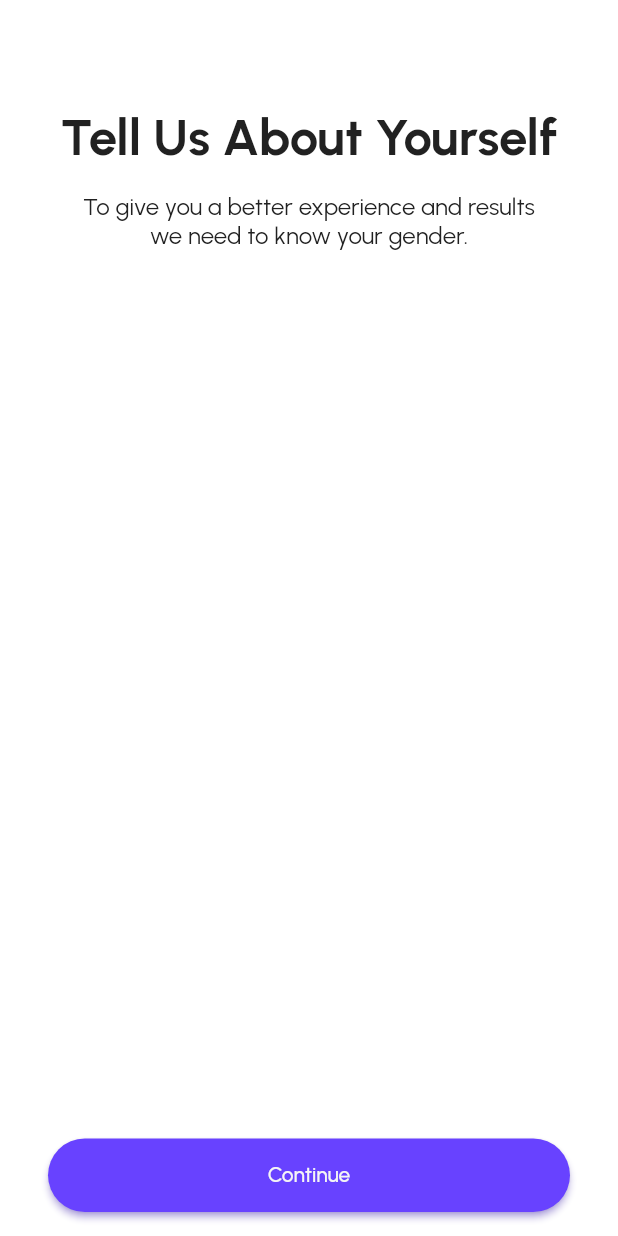
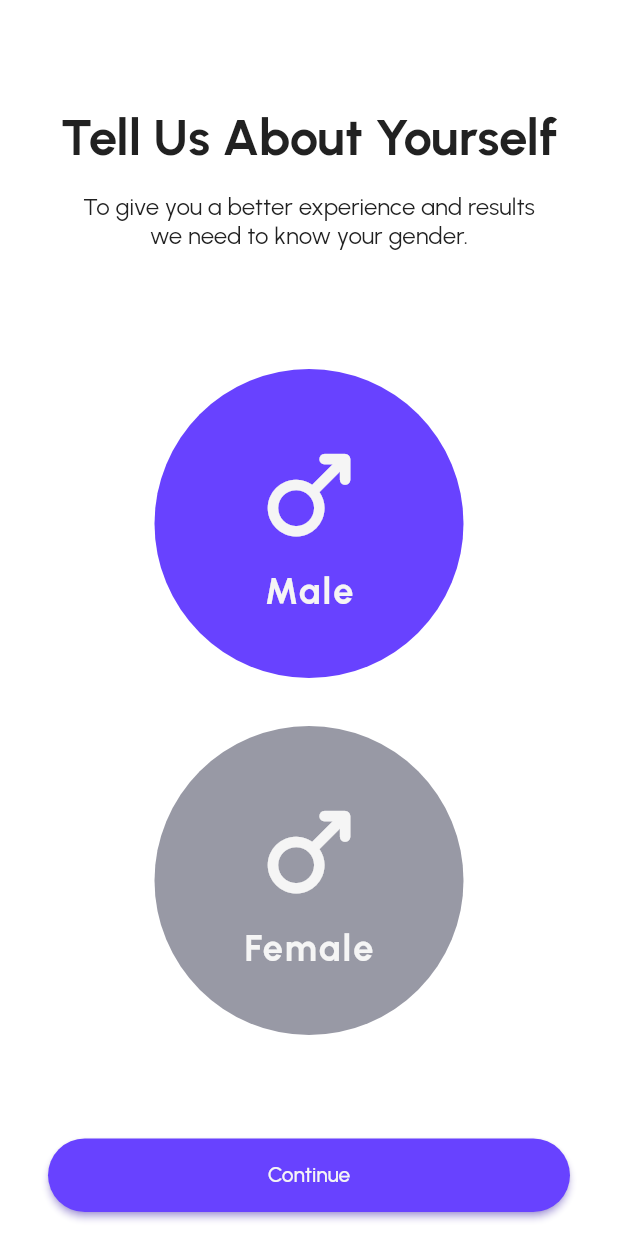
Before and after one commit to alaazamelDev/gofit, a Flutter app: the AccountSetupScreen screen opened directly, on a phone screen of 412 x 824 dp. Run offline on Flutter 3.47's test engine with Material 2 defaults, Android fonts, the phone set to English and light mode, and no system bars; our stand-ins replace flutter_spinkit, flutter_svg, google_fonts, shared_preferences; accounts and stored records are empty.

Commit message:
feat: create about_fragment and added to about flow

```diff
--- /dev/null
+++ b/lib/domain/enums.dart
@@ -0,0 +1 @@
+enum Gender { male, female }
--- a/lib/screens/account_setup/account_setup_screen.dart
+++ b/lib/screens/account_setup/account_setup_screen.dart
@@ -1,60 +1,24 @@
 import 'package:flutter/material.dart';
-import 'package:gofit/config/constants.dart';
+import 'package:gofit/screens/account_setup/pages/account_pages.dart';
 
 class AccountSetupScreen extends StatelessWidget {
-  const AccountSetupScreen({Key? key}) : super(key: key);
+   AccountSetupScreen({Key? key}) : super(key: key);
 
   static Route route() => MaterialPageRoute(
-        builder: ((context) => const AccountSetupScreen()),
+        builder: ((context) =>  AccountSetupScreen()),
       );
+
+  final pageController = PageController();
 
   @override
   Widget build(BuildContext context) {
     return Scaffold(
-      body: Padding(
-        padding: const EdgeInsets.symmetric(
-          vertical: defaultPadding,
-          horizontal: defaultPadding * 2,
-        ),
-        child: Column(
-          crossAxisAlignment: CrossAxisAlignment.stretch,
-          children: [
-            SizedBox(
-              height: MediaQuery.of(context).size.height * 0.25,
-              child: Column(
-                crossAxisAlignment: CrossAxisAlignment.center,
-                mainAxisAlignment: MainAxisAlignment.center,
-                children: [
-                  Text(
-                    'Tell Us About Yourself',
-                    style: Theme.of(context).textTheme.headline4!.copyWith(
-                          fontWeight: FontWeight.bold,
-                          color: Theme.of(context).textTheme.titleLarge!.color,
-                        ),
-                  ),
-                  const SizedBox(height: defaultPadding),
-                  Text(
-                    'To give you a better experience and results\nwe need to know your gender.',
-                    textAlign: TextAlign.center,
-                    style: Theme.of(context).textTheme.titleMedium,
-                  ),
-                ],
-              ),
-            ),
-            Expanded(
-              child: Container(),
-            ),
-            ElevatedButton(
-              onPressed: () {},
-              child: const Padding(
-                padding: EdgeInsets.symmetric(vertical: defaultPadding),
-                child: Text(
-                  'Continue',
-                ),
-              ),
-            ),
-          ],
-        ),
+      body: PageView.builder(
+        controller: pageController,
+        itemCount: accountPages.length,
+        itemBuilder: (context, index) {
+          return accountPages.elementAt(index);
+        },
       ),
     );
   }
--- a/lib/screens/account_setup/pages/about_fragment.dart
+++ b/lib/screens/account_setup/pages/about_fragment.dart
@@ -0,0 +1,142 @@
+import 'package:flutter/material.dart';
+import 'package:gofit/config/constants.dart';
+import 'package:gofit/config/theme.dart';
+import 'package:gofit/domain/enums.dart';
+
+class AboutFragment extends StatelessWidget {
+  AboutFragment({Key? key}) : super(key: key);
+
+  final ValueNotifier<Gender> selectedGender = ValueNotifier(Gender.male);
+
+  @override
+  Widget build(BuildContext context) {
+    return Padding(
+      padding: const EdgeInsets.symmetric(
+        vertical: defaultPadding,
+        horizontal: defaultPadding * 2,
+      ),
+      child: Column(
+        crossAxisAlignment: CrossAxisAlignment.stretch,
+        children: [
+          SizedBox(
+            height: MediaQuery.of(context).size.height * 0.25,
+            child: Column(
+              crossAxisAlignment: CrossAxisAlignment.center,
+              mainAxisAlignment: MainAxisAlignment.center,
+              children: [
+                Text(
+                  'Tell Us About Yourself',
+                  style: Theme.of(context).textTheme.headline4!.copyWith(
+                        fontWeight: FontWeight.bold,
+                        color: Theme.of(context).textTheme.titleLarge!.color,
+                      ),
+                ),
+                const SizedBox(height: defaultPadding),
+                Text(
+                  'To give you a better experience and results\nwe need to know your gender.',
+                  textAlign: TextAlign.center,
+                  style: Theme.of(context).textTheme.titleMedium,
+                ),
+              ],
+            ),
+          ),
+          Expanded(
+            child: Padding(
+              padding: const EdgeInsets.symmetric(
+                vertical: defaultPadding * 1.5,
+                horizontal: defaultPadding,
+              ),
+              child: ValueListenableBuilder<Gender>(
+                valueListenable: selectedGender,
+                builder: (context, gender, _) {
+                  return Column(
+                    children: [
+                      SizedBox(
+                        width: MediaQuery.of(context).size.width * 0.5,
+                        child: GenderSelector(
+                          gender: Gender.male,
+                          isSelected: gender == Gender.male,
+                          onClicked: (gen) {
+                            selectedGender.value = gen;
+                          },
+                        ),
+                      ),
+                      const SizedBox(height: defaultPadding * 2),
+                      SizedBox(
+                        width: MediaQuery.of(context).size.width * 0.5,
+                        child: GenderSelector(
+                          gender: Gender.female,
+                          isSelected: gender == Gender.female,
+                          onClicked: (gen) {
+                            selectedGender.value = gen;
+                          },
+                        ),
+                      ),
+                    ],
+                  );
+                },
+              ),
+            ),
+          ),
+          ElevatedButton(
+            onPressed: () {},
+            child: const Padding(
+              padding: EdgeInsets.symmetric(vertical: defaultPadding),
+              child: Text(
+                'Continue',
+              ),
+            ),
+          ),
+        ],
+      ),
+    );
+  }
+}
+
+class GenderSelector extends StatelessWidget {
+  const GenderSelector({
+    Key? key,
+    required this.gender,
+    required this.onClicked,
+    required this.isSelected,
+  }) : super(key: key);
+
+  final Gender gender;
+  final Function(Gender) onClicked;
+  final bool isSelected;
+  @override
+  Widget build(BuildContext context) {
+    return AspectRatio(
+      aspectRatio: 1,
+      child: InkWell(
+        onTap: () {
+          onClicked(gender);
+        },
+        borderRadius: BorderRadius.circular(180),
+        child: Ink(
+          decoration: BoxDecoration(
+            shape: BoxShape.circle,
+            color: isSelected ? AppColors.secondary : AppColors.textFaded,
+          ),
+          child: Column(
+            crossAxisAlignment: CrossAxisAlignment.center,
+            mainAxisAlignment: MainAxisAlignment.center,
+            children: [
+              Icon(
+                Icons.male_rounded,
+                color: AppColors.textLight,
+                size: (MediaQuery.of(context).size.width * 0.5) * 0.4,
+              ),
+              const SizedBox(height: defaultPadding * 0.5),
+              Text(gender == Gender.male ? "Male" : "Female",
+                  style: Theme.of(context).textTheme.headlineSmall!.copyWith(
+                      color: AppColors.textLight,
+                      fontWeight: FontWeight.bold,
+                      letterSpacing: 1.5))
+            ],
+          ),
+        ),
+      ),
+    );
+  }
+}
--- /dev/null
+++ b/lib/screens/account_setup/pages/account_pages.dart
@@ -0,0 +1,6 @@
+import 'package:flutter/material.dart';
+import 'package:gofit/screens/account_setup/pages/about_fragment.dart';
+
+final List<Widget> accountPages = [
+  AboutFragment(),
+];
```
